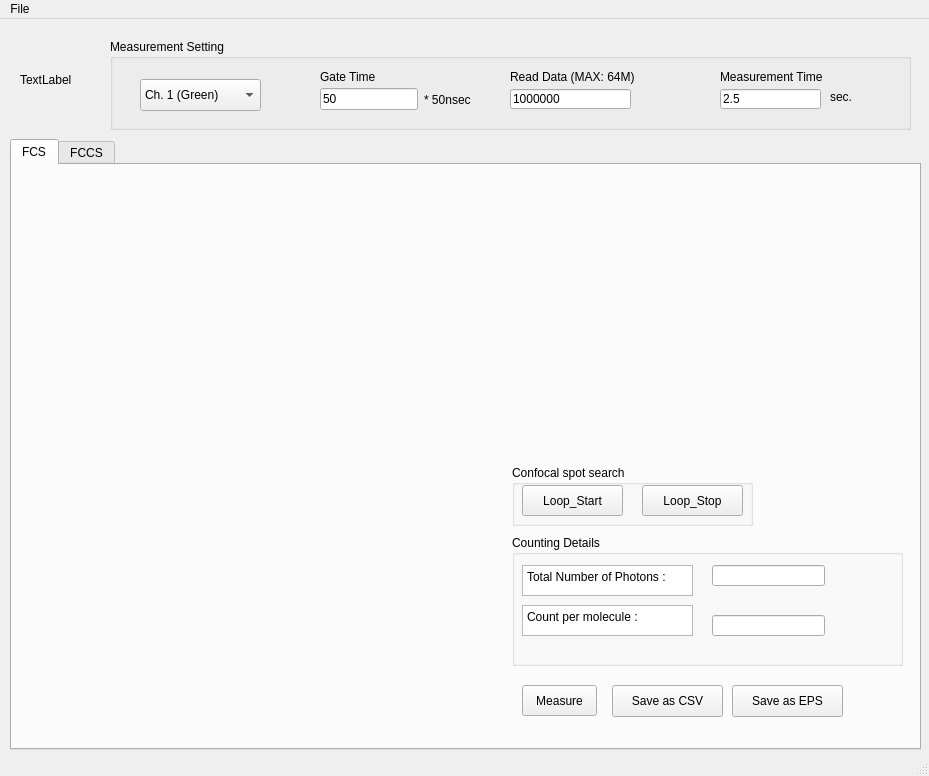
t10823gm/M9003, file ui/qt_ui_tab.ui: the form before one commit.
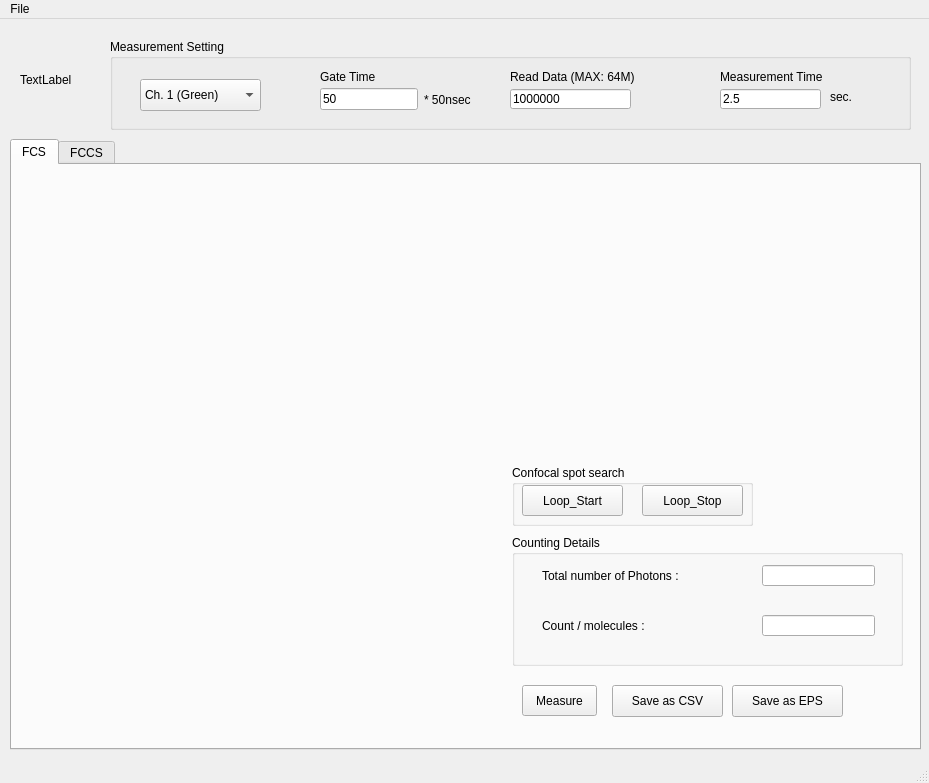
The form after the commit. The open tabs and pages were chosen to show the change.

Commit message: update design of qt_ui_tab

Patch:
```diff
--- a/ui/qt_ui_tab.ui
+++ b/ui/qt_ui_tab.ui
@@ -7,7 +7,7 @@
     <x>0</x>
     <y>0</y>
     <width>929</width>
-    <height>776</height>
+    <height>783</height>
    </rect>
   </property>
   <property name="windowTitle">
@@ -426,7 +426,7 @@
       <widget class="QLineEdit" name="lineEdit">
        <property name="geometry">
         <rect>
-         <x>200</x>
+         <x>250</x>
          <y>30</y>
          <width>113</width>
          <height>21</height>
@@ -436,37 +436,37 @@
       <widget class="QLineEdit" name="lineEdit_2">
        <property name="geometry">
         <rect>
-         <x>200</x>
+         <x>250</x>
          <y>80</y>
          <width>113</width>
          <height>21</height>
         </rect>
        </property>
       </widget>
-      <widget class="QPlainTextEdit" name="plainTextEdit">
+      <widget class="QLabel" name="logo_2">
        <property name="geometry">
         <rect>
-         <x>10</x>
+         <x>30</x>
          <y>30</y>
          <width>171</width>
-         <height>31</height>
+         <height>21</height>
         </rect>
        </property>
-       <property name="plainText">
-        <string>Total Number of Photons :</string>
+       <property name="text">
+        <string>Total number of Photons :</string>
        </property>
       </widget>
-      <widget class="QPlainTextEdit" name="plainTextEdit_2">
+      <widget class="QLabel" name="logo_3">
        <property name="geometry">
         <rect>
-         <x>10</x>
-         <y>70</y>
+         <x>30</x>
+         <y>80</y>
          <width>171</width>
-         <height>31</height>
+         <height>21</height>
         </rect>
        </property>
-       <property name="plainText">
-        <string>Count per molecule :</string>
+       <property name="text">
+        <string>Count / molecules :</string>
        </property>
       </widget>
      </widget>
```
Left out of the diff: 71 changed lines with no effect on the pictures. The commit also changes 3 other files.
